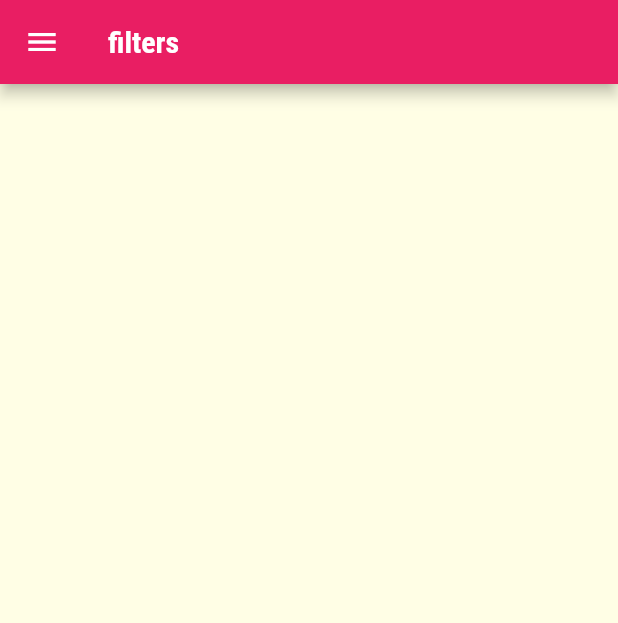
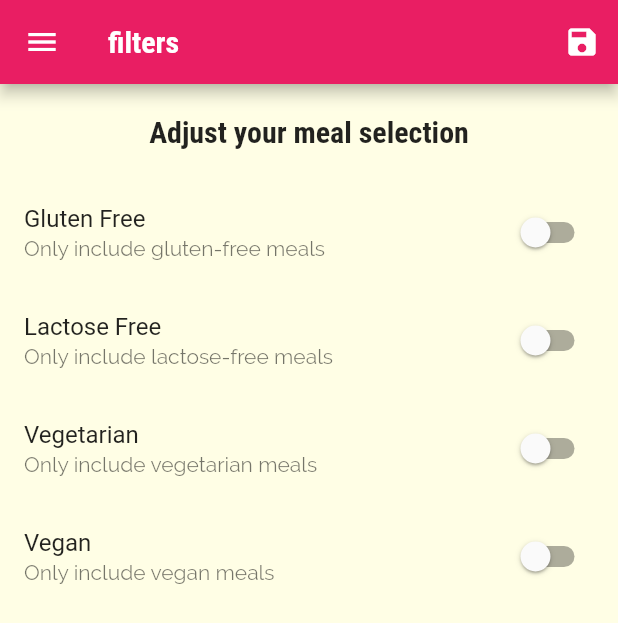
Before and after one commit to Shashank0271/Meals-App, a Flutter app: the FiltersScreen screen opened by its route, on a phone screen of 412 x 824 dp. Shown: the top 623 px of the screen. Run offline on Flutter 3.47's test engine with Material 2 defaults, Android fonts, the phone set to English and light mode, and no system bars.

Commit message:
updated files

```diff
--- a/lib/main.dart
+++ b/lib/main.dart
@@ -2,15 +2,75 @@ import 'package:flutter/cupertino.dart';
 import 'package:flutter/material.dart';
 import 'package:meals_app/screens/meals_details_screen.dart';
 import 'package:meals_app/screens/tabs_screen.dart';
+import 'models/meal.dart';
 import 'screens/category_meals_screen.dart';
 import 'package:meals_app/screens/filters_screen.dart';
+import 'package:meals_app/dummy_data.dart';
 
 void main() {
-  runApp(const MyApp());
+  runApp(MyApp());
 }
 
-class MyApp extends StatelessWidget {
-  const MyApp({Key? key}) : super(key: key);
+class MyApp extends StatefulWidget {
+  MyApp({Key? key}) : super(key: key);
+
+  @override
+  State<MyApp> createState() => _MyAppState();
+}
+
+class _MyAppState extends State<MyApp> {
+  ///filtering logic
+
+  Map<String, bool> _filters = {
+    'gluten': false,
+    'lactose': false,
+    'vegetarian': false,
+    'vegan': false
+  };
+
+  List<Meal> _availableMeals = DUMMY_MEALS;
+  List<Meal> _favoriteMeals = [];
+  void _setFilters(Map<String, bool> filteredData) {
+    setState(() {
+      _filters = filteredData;
+      _availableMeals = DUMMY_MEALS.where((mealObject) {
+        if (!mealObject.isVegan && _filters['vegan'] == true) {
+          return false;
+        }
+
+        if (!mealObject.isVegetarian && _filters['vegetarian'] == true) {
+          return false;
+        }
+
+        if (!mealObject.isGlutenFree && _filters['gluten'] == true) {
+          return false;
+        }
+
+        if (!mealObject.isLactoseFree && _filters['lactose'] == true) {
+          return false;
+        }
+        return true;
+      }).toList();
+    });
+  }
+
+  void _toggleFavorites(String Id) {
+    final index = _favoriteMeals.indexWhere((element) => element.id == Id);
+    if (index >= 0) {
+      setState(() {
+        _favoriteMeals.removeAt(index);
+      });
+    } else {
+      setState(() {
+        _favoriteMeals
+            .add(DUMMY_MEALS.firstWhere((element) => element.id == Id));
+      });
+    }
+  }
+
+  bool _isMealFavorite(String mealId) {
+    return _favoriteMeals.any((element) => element.id == mealId);
+  }
 
   @override
   Widget build(BuildContext context) {
@@ -33,10 +93,13 @@ class MyApp extends StatelessWidget {
       ),
       //home: const CategoriesScreen(),
       routes: {
-        '/': (context) => const TabsScreen(),
-        FiltersScreen.routeName: (context) => const FiltersScreen(),
-        CategoryMealsScreen.routeName: (context) => CategoryMealsScreen(),
-        MealsDetailsScreen.routeName: (context) => const MealsDetailsScreen(),
+        '/': (context) => TabsScreen(_favoriteMeals),
+        FiltersScreen.routeName: (context) =>
+            FiltersScreen(_filters, _setFilters),
+        CategoryMealsScreen.routeName: (context) =>
+            CategoryMealsScreen(_availableMeals),
+        MealsDetailsScreen.routeName: (context) =>
+            MealsDetailsScreen(_toggleFavorites, _isMealFavorite),
       },
     );
   }
--- a/lib/screens/categories_screen.dart
+++ b/lib/screens/categories_screen.dart
@@ -10,7 +10,7 @@ class CategoriesScreen extends StatelessWidget {
     return Padding(
       padding: const EdgeInsets.all(8.0),
       child: GridView(
-        physics: const BouncingScrollPhysics(),
+        physics: const ClampingScrollPhysics(),
         children: DUMMY_CATEGORIES
             .map((cat) => CategoryItem(
                   title: cat.title,
--- a/lib/screens/favorites_screen.dart
+++ b/lib/screens/favorites_screen.dart
@@ -1,14 +1,29 @@
 import 'package:flutter/material.dart';
+import 'package:meals_app/models/meal.dart';
+import 'package:meals_app/widgets/meal_item.dart';
 
-class FavoriesScreen extends StatelessWidget {
-  const FavoriesScreen({Key? key}) : super(key: key);
+class FavoritesScreen extends StatelessWidget {
+  final List<Meal> favoriteMeals;
+  const FavoritesScreen(this.favoriteMeals);
 
   @override
   Widget build(BuildContext context) {
-    return const Scaffold(
-      body: Center(
-        child: Text('akfadf'),
-      ),
-    );
+    if (favoriteMeals.isEmpty) {
+      return const Center(child: Text('List is Empty'));
+    } else {
+      return ListView.builder(
+          itemCount: favoriteMeals.length,
+          itemBuilder: (context, index) {
+            Meal meal = favoriteMeals[index];
+            return MealItem(
+              title: meal.title,
+              imageUrl: meal.imageUrl,
+              complexity: meal.complexity,
+              duration: meal.duration,
+              affordability: meal.affordability,
+              id: meal.id,
+            );
+          });
+    }
   }
 }
--- a/lib/screens/filters_screen.dart
+++ b/lib/screens/filters_screen.dart
@@ -1,17 +1,103 @@
 import 'package:flutter/material.dart';
 import 'package:meals_app/widgets/main_drawer.dart';
 
-class FiltersScreen extends StatelessWidget {
+class FiltersScreen extends StatefulWidget {
   static const routeName = '/filters';
-  const FiltersScreen({Key? key}) : super(key: key);
+  Function saveFilters;
+  Map<String, bool> filters;
+  FiltersScreen(this.filters, this.saveFilters, {Key? key}) : super(key: key);
+
+  @override
+  State<FiltersScreen> createState() => _FiltersScreenState();
+}
+
+class _FiltersScreenState extends State<FiltersScreen> {
+  var _glutenFree = false;
+  var _vegetarian = false;
+  var _vegan = false;
+  var _lactoseFree = false;
+
+  Widget _buildSwitchListTile(String title, String subtitle, bool currVal,
+      Function(bool value) updateValue) {
+    return SwitchListTile(
+      activeColor: Theme.of(context).colorScheme.secondary,
+      title: Text(title),
+      subtitle: Text(subtitle),
+      onChanged: updateValue,
+      value: currVal,
+    );
+  }
+
+  @override
+  initState() {
+    _glutenFree = widget.filters['gluten'] as bool;
+    _lactoseFree = widget.filters['lactose'] as bool;
+    _vegetarian = widget.filters['vegetarian'] as bool;
+    _vegan = widget.filters['vegan'] as bool;
+    super.initState();
+  }
 
   @override
   Widget build(BuildContext context) {
     return Scaffold(
-      appBar: AppBar(
-        title: Text("filters"),
-      ),
-      drawer: const MainDrawer(),
-    );
+        appBar: AppBar(
+          title: const Text("filters"),
+          actions: [
+            IconButton(
+              icon: const Icon(Icons.save),
+              onPressed: () {
+                final selectedFilters = {
+                  'gluten': _glutenFree,
+                  'vegetarian': _vegetarian,
+                  'vegan': _vegan,
+                  'lactose': _lactoseFree,
+                };
+                widget.saveFilters(selectedFilters);
+              },
+            ),
+          ],
+        ),
+        drawer: const MainDrawer(),
+        body: Column(
+          children: [
+            Container(
+              padding: const EdgeInsets.all(20),
+              child: Text(
+                'Adjust your meal selection',
+                style: Theme.of(context).textTheme.headline6,
+              ),
+            ),
+            Expanded(
+              child: ListView(
+                children: [
+                  _buildSwitchListTile('Gluten Free',
+                      'Only include gluten-free meals', _glutenFree, (value) {
+                    setState(() {
+                      _glutenFree = value;
+                    });
+                  }),
+                  _buildSwitchListTile('Lactose Free',
+                      'Only include lactose-free meals', _lactoseFree, (value) {
+                    setState(() {
+                      _lactoseFree = value;
+                    });
+                  }),
+                  _buildSwitchListTile('Vegetarian',
+                      'Only include vegetarian meals', _vegetarian, (value) {
+                    setState(() {
+                      _vegetarian = value;
+                    });
+                  }),
+                  _buildSwitchListTile(
+                      'Vegan', 'Only include vegan meals', _vegan, (value) {
+                    setState(() {
+                      _vegan = value;
+                    });
+                  }),
+                ],
+              ),
+            )
+          ],
+        ));
   }
 }
```
Also changed, not shown: lib/screens/category_meals_screen.dart (+7 -2 lines), lib/screens/meals_details_screen.dart (+7 -7 lines), lib/screens/tabs_screen.dart (+17 -6 lines), lib/widgets/meal_item.dart (+4 -6 lines).
